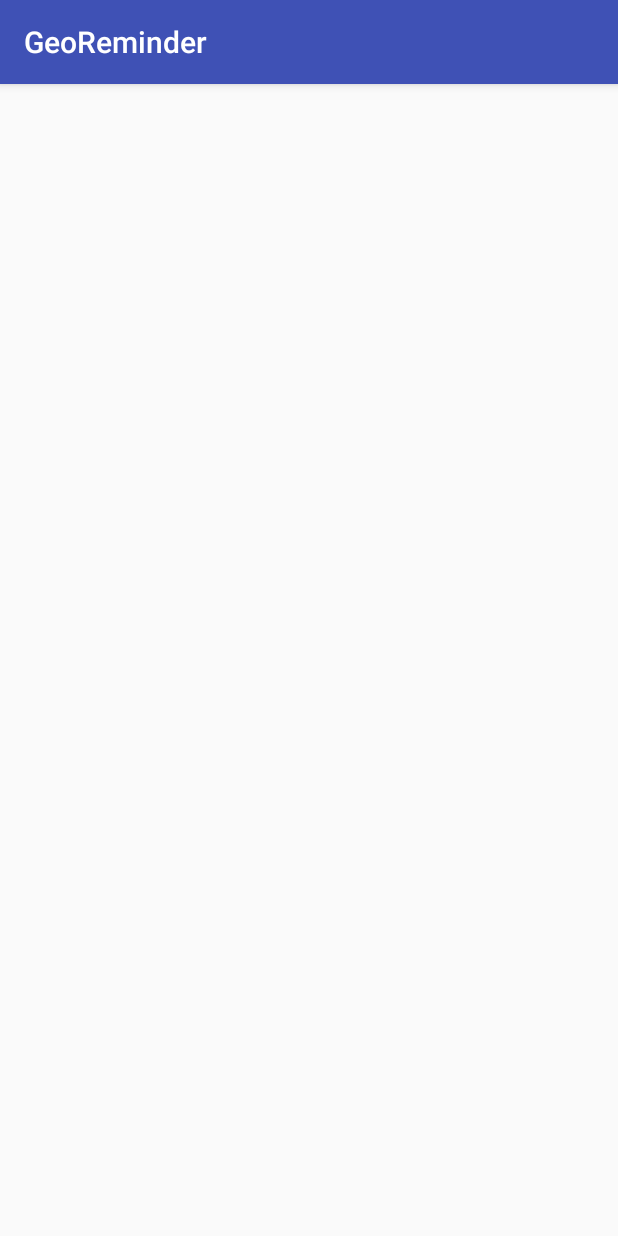
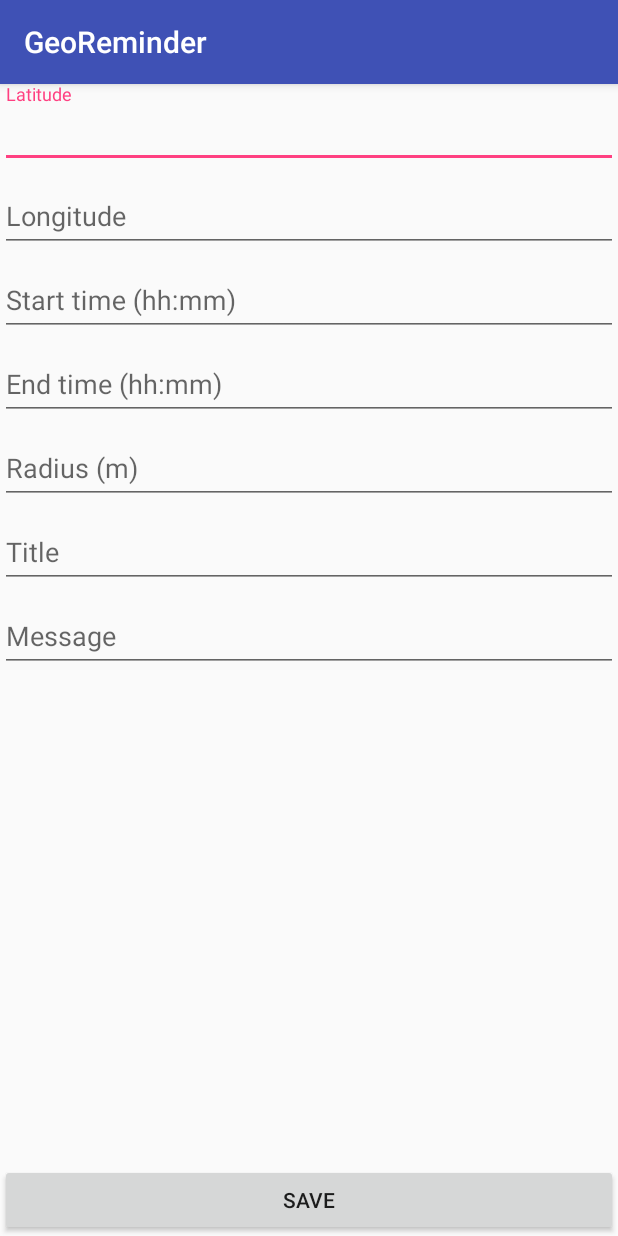
Before and after one commit to daisy1754/GeoReminder, an Android app: the screen it shows after launch (NewReminderActivity), after a tap on an icon or button, on a phone screen of 412 x 824 dp. Run offline under Robolectric (Android 15) with nearby library versions, the phone set to English and light mode, and no system bars.

Commit message:
Implemnt input UI for new reminder and db insersion logic

```diff
--- a/app/src/main/kotlin/jp/gr/java_conf/daisy/georeminder/NewReminderActivity.kt
+++ b/app/src/main/kotlin/jp/gr/java_conf/daisy/georeminder/NewReminderActivity.kt
@@ -2,11 +2,36 @@ package jp.gr.java_conf.daisy.georeminder
 
 import android.os.Bundle
 import android.support.v7.app.AppCompatActivity
+import jp.gr.java_conf.daisy.georeminder.data.GeoSqliteOpenHelper
+import jp.gr.java_conf.daisy.georeminder.data.Reminder
+import jp.gr.java_conf.daisy.georeminder.data.ReminderQueryHelper
+import kotlinx.android.synthetic.main.activity_new_reminder.*
+import org.jetbrains.anko.clearTop
+import org.jetbrains.anko.intentFor
+import org.jetbrains.anko.singleTop
 
 class NewReminderActivity : AppCompatActivity() {
 
     override fun onCreate(savedInstanceState: Bundle?) {
         super.onCreate(savedInstanceState)
         setContentView(R.layout.activity_new_reminder)
+        val sqliteHelper = ReminderQueryHelper()
+        val db = GeoSqliteOpenHelper(this).writableDatabase
+
+        saveButton.setOnClickListener {
+            // TODO: add validations for input
+
+            sqliteHelper.insertReminder(db, Reminder(
+                    latitudeInput.text.toString().toDouble(),
+                    longitudeInput.text.toString().toDouble(),
+                    radiusInput.text.toString().toInt(),
+                    startTimeInput.text.toString(),
+                    endTimeInput.text.toString(),
+                    Reminder.NO_AUTO_DISMISS,
+                    titleInput.text.toString(),
+                    messageInput.text.toString()
+            ))
+            startActivity(intentFor<ItemListActivity>().singleTop().clearTop())
+        }
     }
 }
--- a/app/src/main/kotlin/jp/gr/java_conf/daisy/georeminder/data/GeoSqliteOpenHelper.kt
+++ b/app/src/main/kotlin/jp/gr/java_conf/daisy/georeminder/data/GeoSqliteOpenHelper.kt
@@ -6,32 +6,11 @@ import android.database.sqlite.SQLiteOpenHelper
 
 class GeoSqliteOpenHelper : SQLiteOpenHelper {
 
-    val reminderTable = "reminder"
-    val latitude = "latitude"
-    val longitude = "longitude"
-    val radiusMeters = "radius_meters"
-    val startTime = "start_time"
-    val endTime = "end_time"
-    val autoDismissSecs = "auto_dismiss_secs"
-    val title = "title"
-    val message = "message"
-
     constructor(context: Context, dbName: String = "georeminder.db", version: Int = 1) : super(context, dbName, null, version) {
     }
 
     override fun onCreate(db: SQLiteDatabase?) {
-        db?.execSQL("""
-            CREATE TABLE ${reminderTable}(
-                ${latitude} REAL,
-                ${longitude} REAL,
-                ${radiusMeters} INTEGER,
-                ${startTime} TEXT,
-                ${endTime} TEXT,
-                ${autoDismissSecs} INTEGER,
-                ${title} TEXT,
-                ${message} TEXT
-            )
-        """)
+        ReminderQueryHelper().createTable(db)
     }
 
     override fun onUpgrade(db: SQLiteDatabase?, oldVersion: Int, newVersion: Int) {
--- /dev/null
+++ b/app/src/main/kotlin/jp/gr/java_conf/daisy/georeminder/data/Reminder.kt
@@ -0,0 +1,14 @@
+package jp.gr.java_conf.daisy.georeminder.data
+
+data class Reminder(val latitude: Double,
+                    val longitude: Double,
+                    val radiusMeters: Int,
+                    val startTime: String,
+                    val endTime: String,
+                    val autoDismissSecs: Int = NO_AUTO_DISMISS,
+                    val title: String = "",
+                    val message: String = "") {
+    companion object {
+        val NO_AUTO_DISMISS = -1
+    }
+}
--- /dev/null
+++ b/app/src/main/kotlin/jp/gr/java_conf/daisy/georeminder/data/ReminderQueryHelper.kt
@@ -0,0 +1,45 @@
+package jp.gr.java_conf.daisy.georeminder.data
+
+import android.content.ContentValues
+import android.database.sqlite.SQLiteDatabase
+
+class ReminderQueryHelper {
+
+    val reminderTable = "reminder"
+    val latitude = "latitude"
+    val longitude = "longitude"
+    val radiusMeters = "radius_meters"
+    val startTime = "start_time"
+    val endTime = "end_time"
+    val autoDismissSecs = "auto_dismiss_secs"
+    val title = "title"
+    val message = "message"
+
+    fun createTable(db: SQLiteDatabase?) {
+        db?.execSQL("""
+            CREATE TABLE ${reminderTable}(
+                ${latitude} REAL,
+                ${longitude} REAL,
+                ${radiusMeters} INTEGER,
+                ${startTime} TEXT,
+                ${endTime} TEXT,
+                ${autoDismissSecs} INTEGER,
+                ${title} TEXT,
+                ${message} TEXT
+            )
+        """)
+    }
+
+    fun insertReminder(db: SQLiteDatabase, reminder: Reminder) {
+        val values = ContentValues()
+        values.put(latitude, reminder.latitude)
+        values.put(longitude, reminder.longitude)
+        values.put(radiusMeters, reminder.radiusMeters)
+        values.put(startTime, reminder.startTime)
+        values.put(endTime, reminder.endTime)
+        values.put(autoDismissSecs, reminder.autoDismissSecs)
+        values.put(title, reminder.title)
+        values.put(message, reminder.message)
+        db.insert(reminderTable, null, values)
+    }
+}
--- a/app/src/main/res/layout/activity_new_reminder.xml
+++ b/app/src/main/res/layout/activity_new_reminder.xml
@@ -3,5 +3,96 @@
               android:orientation="vertical"
               android:layout_width="match_parent"
               android:layout_height="match_parent">
-
+    <ScrollView
+        android:layout_width="match_parent"
+        android:layout_height="0dp"
+        android:layout_weight="1">
+        <LinearLayout
+            android:orientation="vertical"
+            android:layout_width="match_parent"
+            android:layout_height="match_parent">
+            <android.support.design.widget.TextInputLayout
+                android:layout_width="match_parent"
+                android:layout_height="wrap_content">
+                <EditText
+                    android:layout_width="match_parent"
+                    android:layout_height="wrap_content"
+                    android:id="@+id/latitudeInput"
+                    android:inputType="numberDecimal"
+                    android:hint="Latitude"
+                    android:layout_weight="1"/>
+            </android.support.design.widget.TextInputLayout>
+            <android.support.design.widget.TextInputLayout
+                android:layout_width="match_parent"
+                android:layout_height="wrap_content" >
+                <EditText
+                    android:layout_width="match_parent"
+                    android:layout_height="wrap_content"
+                    android:id="@+id/longitudeInput"
+                    android:inputType="numberDecimal"
+                    android:hint="Longitude"
+                    android:layout_weight="1"/>
+            </android.support.design.widget.TextInputLayout>
+            <android.support.design.widget.TextInputLayout
+                android:layout_width="match_parent"
+                android:layout_height="wrap_content" >
+                <EditText
+                    android:id="@+id/startTimeInput"
+                    android:layout_width="match_parent"
+                    android:layout_height="wrap_content"
+                    android:hint="Start time (hh:mm)"
+                    android:inputType="text"
+                    android:layout_weight="1"/>
+            </android.support.design.widget.TextInputLayout>
+            <android.support.design.widget.TextInputLayout
+                android:layout_width="match_parent"
+                android:layout_height="wrap_content" >
+                <EditText
+                    android:id="@+id/endTimeInput"
+                    android:layout_width="match_parent"
+                    android:layout_height="wrap_content"
+                    android:hint="End time (hh:mm)"
+                    android:inputType="text"
+                    android:layout_weight="1"/>
+            </android.support.design.widget.TextInputLayout>
+            <android.support.design.widget.TextInputLayout
+                android:layout_width="match_parent"
+                android:layout_height="wrap_content" >
+                <EditText
+                    android:id="@+id/radiusInput"
+                    android:layout_width="match_parent"
+                    android:layout_height="wrap_content"
+                    android:hint="Radius (m)"
+                    android:inputType="text"
+                    android:layout_weight="1"/>
+            </android.support.design.widget.TextInputLayout>
+            <android.support.design.widget.TextInputLayout
+                android:layout_width="match_parent"
+                android:layout_height="wrap_content" >
+                <EditText
+                    android:id="@+id/titleInput"
+                    android:layout_width="match_parent"
+                    android:layout_height="wrap_content"
+                    android:hint="Title"
+                    android:inputType="text"
+                    android:layout_weight="1"/>
+            </android.support.design.widget.TextInputLayout>
+            <android.support.design.widget.TextInputLayout
+                android:layout_width="match_parent"
+                android:layout_height="wrap_content" >
+                <EditText
+                    android:id="@+id/messageInput"
+                    android:layout_width="match_parent"
+                    android:layout_height="wrap_content"
+                    android:hint="Message"
+                    android:inputType="text"
+                    android:layout_weight="1"/>
+            </android.support.design.widget.TextInputLayout>
+        </LinearLayout>
+    </ScrollView>
+    <Button
+        android:id="@+id/saveButton"
+        android:layout_width="match_parent"
+        android:layout_height="wrap_content"
+        android:text="Save"/>
 </LinearLayout>
```
